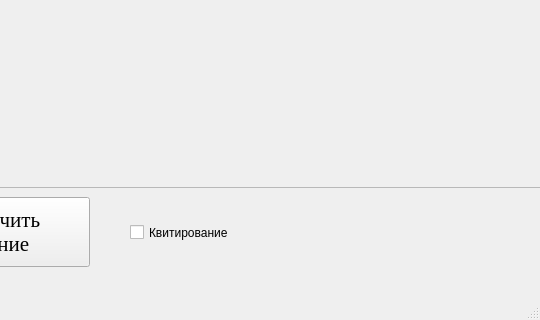
This is mainwindow.ui in tomyqg/topaz-m as Qt 5 draws it before an edit; both pictures show x 740 to 1280 and y 480 to 800 of the 1280 by 800 pixel window. The edited form follows.
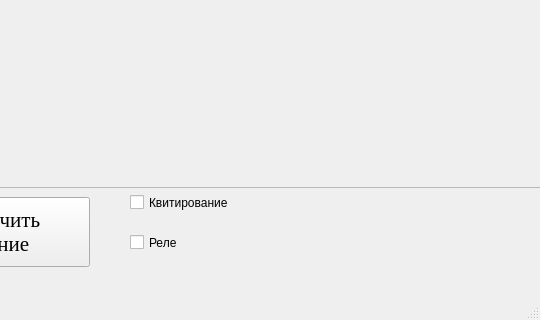
This is the edited form. Icons and pictures are not drawn. Custom widgets are drawn as their Qt base class.

Commit message: добавил функцию обрыва и и Реле

```diff
--- a/mainwindow.ui
+++ b/mainwindow.ui
@@ -226,7 +226,7 @@
     <property name="geometry">
      <rect>
       <x>870</x>
-      <y>670</y>
+      <y>640</y>
       <width>221</width>
       <height>51</height>
      </rect>
@@ -271,6 +271,19 @@
      </rect>
     </property>
    </widget>
+   <widget class="QCheckBox" name="RelayChanger">
+    <property name="geometry">
+     <rect>
+      <x>870</x>
+      <y>680</y>
+      <width>221</width>
+      <height>51</height>
+     </rect>
+    </property>
+    <property name="text">
+     <string>Реле</string>
+    </property>
+   </widget>
    <zorder>textEdit_2</zorder>
    <zorder>customPlot</zorder>
    <zorder>listWidget</zorder>
```
Left out of the diff: 3 changed lines with no effect on the pictures. The commit also changes 4 other files.
